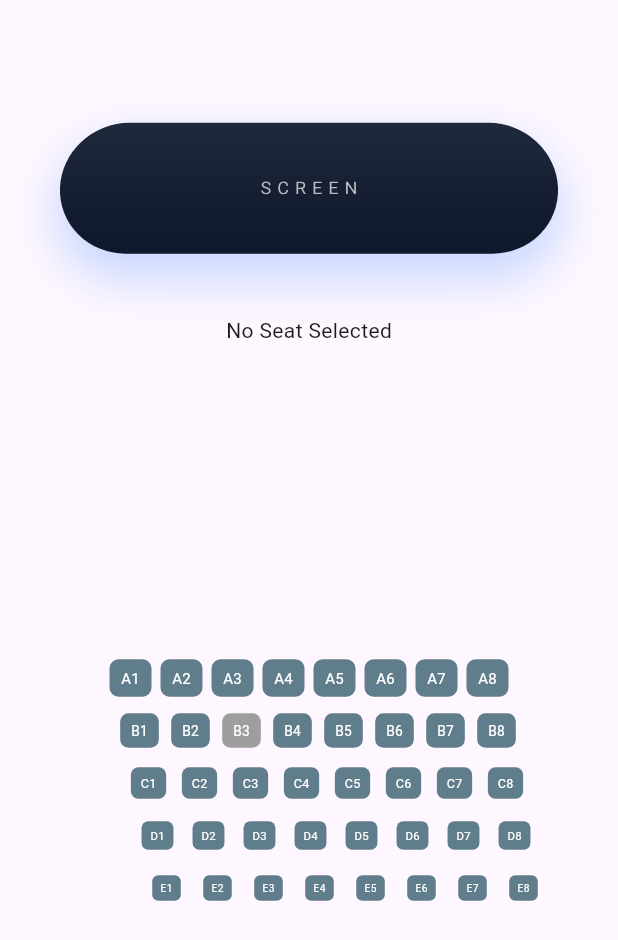
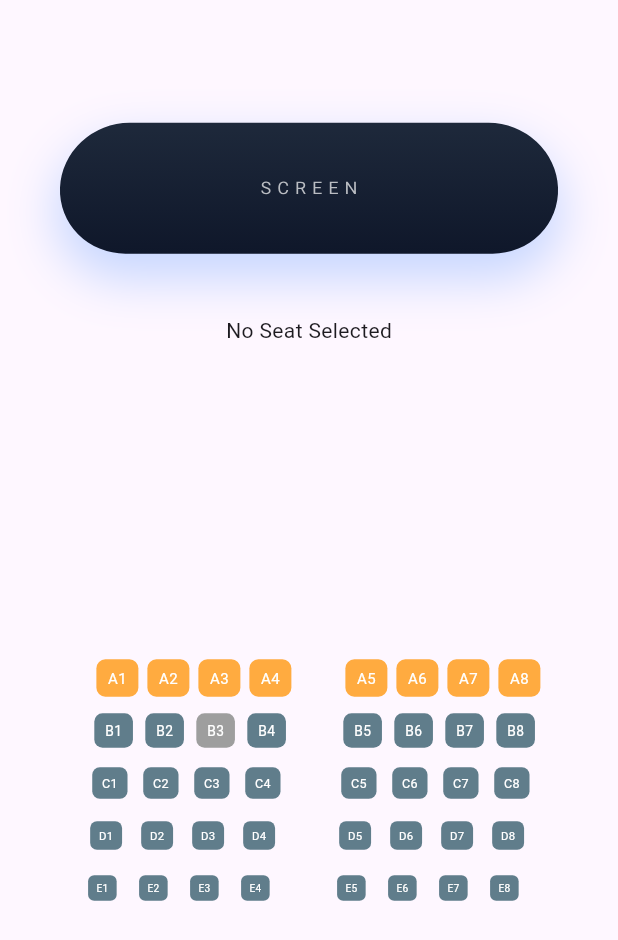
Before and after one commit to ZyadWKhedr/Cinema-Experience, a Flutter app: the screen it shows after launch, on a phone screen of 412 x 824 dp. Shown: the top 940 px of the screen. Run offline on Flutter 3.47's test engine with Material 3 defaults, Android fonts, the phone set to English and light mode, and no system bars; our stand-ins replace equatable, flutter_riverpod.

Commit message:
feat(cinema): add aisle spacing, VIP row styling, and improved seat centering

```diff
--- a/lib/features/cinema/presentation/pages/cinema_page.dart
+++ b/lib/features/cinema/presentation/pages/cinema_page.dart
@@ -21,16 +21,13 @@ class CinemaPage extends ConsumerWidget {
         padding: const EdgeInsets.all(20),
         child: Column(
           children: [
-
             const SizedBox(height: 60),
 
             const CinemaScreen(),
 
             const SizedBox(height: 40),
 
-        Text(
-          state.selectedSeatId?.id ?? 'No Seat Selected',
-        ),
+            Text(state.selectedSeatId?.id ?? 'No Seat Selected'),
 
             const SizedBox(height: 20),
 
@@ -38,7 +35,11 @@ class CinemaPage extends ConsumerWidget {
               child: Column(
                 mainAxisAlignment: MainAxisAlignment.center,
                 children: [
-      for (int rowIndex = 0; rowIndex < rows.length; rowIndex++) ...[
+                  for (
+                    int rowIndex = 0;
+                    rowIndex < rows.length;
+                    rowIndex++
+                  ) ...[
                     _buildSeatRow(
                       context,
                       ref,
@@ -67,22 +68,28 @@ Widget _buildSeatRow(
 ) {
   final controller = ref.read(cinemaProvider.notifier);
   final state = ref.watch(cinemaProvider);
-
+  final isVipRow = rowIndex == 0;
   // closer rows = bigger seats
   final double scale = 1 - (rowIndex * 0.08);
 
   return Transform.translate(
-    offset: Offset(rowIndex * 6.0, 0), //  creates curve illusion
+  offset: Offset(
+    (totalRows / 2 - rowIndex) * 2.5, // centered curve
+    0,
+  ), //  creates curve illusion
 
     child: Row(
       mainAxisAlignment: MainAxisAlignment.center,
       children: [
-        for (final seat in seats) ...[
+        for (int i = 0; i < seats.length; i++) ...[
+          // 👇 create aisle gap in the middle
+          if (i == seats.length ~/ 2) const SizedBox(width: 30),
+
           GestureDetector(
-            onTap: () => controller.selectSeat(seat),
+            onTap: () => controller.selectSeat(seats[i]),
 
             child: Transform.scale(
-              scale: scale, // 👈 depth effect
+              scale: scale,
 
               child: Container(
                 width: 28,
@@ -92,20 +99,19 @@ Widget _buildSeatRow(
                 decoration: BoxDecoration(
                   borderRadius: BorderRadius.circular(6),
 
-                  color: seat.status == SeatStatus.occupied
+                  color: seats[i].status == SeatStatus.occupied
     ? Colors.grey
-                      : state.selectedSeatId?.id == seat.id
+    : state.selectedSeatId?.id == seats[i].id
         ? Colors.green
+        : isVipRow
+            ? Colors.orangeAccent //  VIP highlight
             : Colors.blueGrey,
                 ),
 
                 child: Center(
                   child: Text(
-                    seat.id,
-                    style: const TextStyle(
-                      fontSize: 10,
-                      color: Colors.white,
-                    ),
+                    seats[i].id,
+                    style: const TextStyle(fontSize: 10, color: Colors.white),
                   ),
                 ),
               ),
```
Lines whose indentation alone changed are shown as unchanged.
